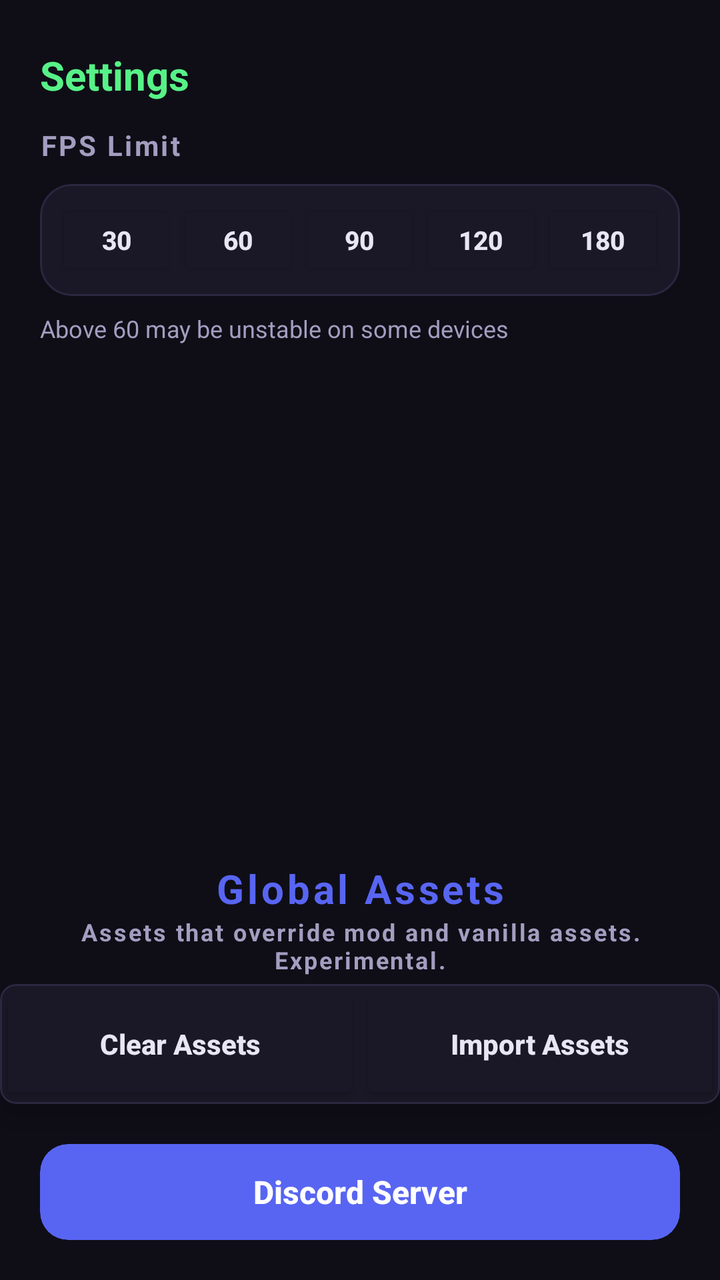
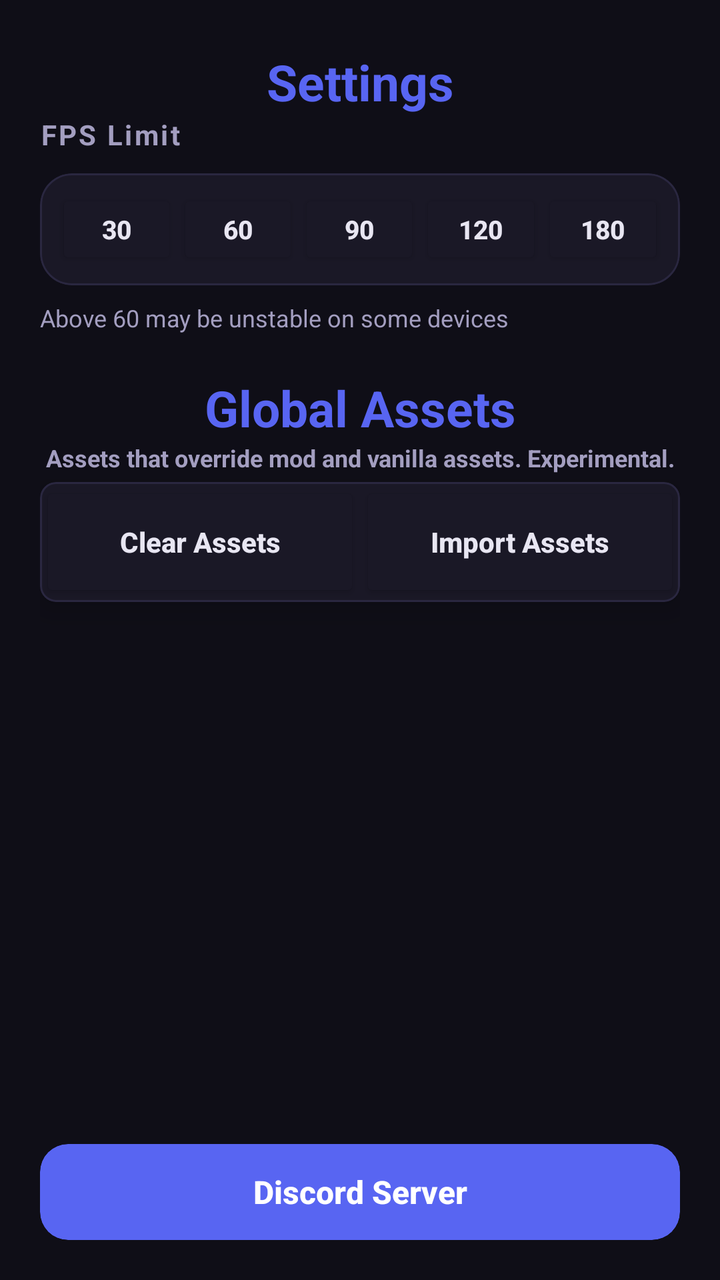

The first picture is an Android layout as it rendered before a commit; the second is the same layout after the commit. The layout source and the unified diff follow.
<!-- AndroidManifest.xml: application theme Theme.Launcher -->
<!-- res/layout/fragment_settings.xml -->
<?xml version="1.0" encoding="utf-8"?>
<LinearLayout xmlns:android="http://schemas.android.com/apk/res/android"
	xmlns:app="http://schemas.android.com/apk/res-auto"
	android:id="@+id/root"
	android:layout_width="match_parent"
	android:layout_height="match_parent"
	android:background="@color/bg"
	android:orientation="vertical"
	android:paddingTop="24dp">

	<TextView
		android:id="@+id/title"
		android:layout_width="match_parent"
		android:layout_height="wrap_content"
		android:paddingHorizontal="20dp"
		android:paddingBottom="12dp"
		android:text="Settings"
		android:textColor="@color/accent_green"
		android:textSize="20sp"
		android:textStyle="bold" />

	<ScrollView
		android:layout_width="match_parent"
		android:layout_height="0dp"
		android:layout_weight="1"
		android:clipToPadding="false"
		android:fillViewport="true">

		<LinearLayout
			android:layout_width="match_parent"
			android:layout_height="wrap_content"
			android:orientation="vertical"
			android:paddingHorizontal="20dp"
			android:paddingBottom="24dp">

			<TextView
				android:id="@+id/label_fps"
				android:layout_width="match_parent"
				android:layout_height="wrap_content"
				android:letterSpacing="0.08"
				android:text="FPS Limit"
				android:textColor="@color/text_dim"
				android:textSize="14sp"
				android:textStyle="bold" />

			<com.google.android.material.card.MaterialCardView
				android:layout_width="match_parent"
				android:layout_height="wrap_content"
				android:layout_marginTop="10dp"
				app:cardBackgroundColor="@color/card"
				app:cardCornerRadius="16dp"
				app:cardElevation="0dp"
				app:strokeColor="@color/border"
				app:strokeWidth="1dp">

				<LinearLayout
					android:id="@+id/fps_group"
					android:layout_width="match_parent"
					android:layout_height="wrap_content"
					android:orientation="horizontal"
					android:padding="8dp">

					<Button
						android:id="@+id/fps_30"
						android:layout_width="0dp"
						android:layout_height="40dp"
						android:layout_weight="1"
						android:backgroundTint="@color/card"
						android:gravity="center"
						android:insetTop="0dp"
						android:insetBottom="0dp"
						android:minWidth="0dp"
						android:padding="0dp"
						android:text="30"
						android:textColor="@color/text_main"
						android:textSize="13sp"
						android:textStyle="bold" />

					<Button
						android:id="@+id/fps_60"
						android:layout_width="0dp"
						android:layout_height="40dp"
						android:layout_weight="1"
						android:backgroundTint="@color/card"
						android:gravity="center"
						android:insetTop="0dp"
						android:insetBottom="0dp"
						android:minWidth="0dp"
						android:padding="0dp"
						android:text="60"
						android:textColor="@color/text_main"
						android:textSize="13sp"
						android:textStyle="bold" />

					<Button
						android:id="@+id/fps_90"
						android:layout_width="0dp"
						android:layout_height="40dp"
						android:layout_weight="1"
						android:backgroundTint="@color/card"
						android:gravity="center"
						android:insetTop="0dp"
						android:insetBottom="0dp"
						android:minWidth="0dp"
						android:padding="0dp"
						android:text="90"
						android:textColor="@color/text_main"
						android:textSize="13sp"
						android:textStyle="bold" />

					<Button
						android:id="@+id/fps_120"
						android:layout_width="0dp"
						android:layout_height="40dp"
						android:layout_weight="1"
						android:backgroundTint="@color/card"
						android:gravity="center"
						android:insetTop="0dp"
						android:insetBottom="0dp"
						android:minWidth="0dp"
						android:padding="0dp"
						android:text="120"
						android:textColor="@color/text_main"
						android:textSize="13sp"
						android:textStyle="bold" />

					<Button
						android:id="@+id/fps_180"
						android:layout_width="0dp"
						android:layout_height="40dp"
						android:layout_weight="1"
						android:backgroundTint="@color/card"
						android:gravity="center"
						android:insetTop="0dp"
						android:insetBottom="0dp"
						android:minWidth="0dp"
						android:padding="0dp"
						android:text="180"
						android:textColor="@color/text_main"
						android:textSize="13sp"
						android:textStyle="bold" />
				</LinearLayout>
			</com.google.android.material.card.MaterialCardView>

			<TextView
				android:id="@+id/fps_hint"
				android:layout_width="match_parent"
				android:layout_height="wrap_content"
				android:paddingTop="8dp"
				android:text="Above 60 may be unstable on some devices"
				android:textColor="@color/text_dim"
				android:textSize="12sp" />

		</LinearLayout>
	</ScrollView>

	<TextView
		android:id="@+id/ga_title"
		android:layout_width="match_parent"
		android:layout_height="wrap_content"
		android:letterSpacing="0.08"
		android:text="Global Assets"
		android:gravity="center"
		android:textColor="@color/accent_blue"
		android:textSize="20sp"
		android:textStyle="bold" />

	<TextView
		android:id="@+id/ga_desc"
		android:layout_width="match_parent"
		android:layout_height="wrap_content"
		android:letterSpacing="0.08"
		android:gravity="center"
		android:text="Assets that override mod and vanilla assets. Experimental."
		android:textColor="@color/text_dim"
		android:textSize="12sp"
		android:textStyle="bold" />

	<com.google.android.material.card.MaterialCardView
		android:layout_width="match_parent"
		android:layout_height="wrap_content"
		android:orientation="vertical"
		android:layout_marginTop="4dp"
		android:layout_marginBottom="20sp"
		app:cardBackgroundColor="@color/card"
		app:cardCornerRadius="8dp"
		app:cardElevation="8dp"
		app:strokeColor="@color/border"
		app:strokeWidth="1dp">

		<LinearLayout
			android:id="@+id/global_assets"
			android:layout_width="match_parent"
			android:layout_height="wrap_content"
			android:paddingHorizontal="120sp"
			android:padding="0dp">

			<Button
				android:id="@+id/ga_clear"
				android:layout_width="0dp"
				android:layout_height="60sp"
				android:layout_marginTop="0sp"
				android:layout_weight="1"
				android:backgroundTint="@color/card"
				android:gravity="center"
				android:insetTop="0dp"
				android:insetBottom="0dp"
				android:minWidth="0dp"
				android:padding="0dp"
				android:text="Clear Assets"
				android:textAllCaps="false"
				android:textColor="@color/text_main"
				android:textSize="14sp"
				android:textStyle="bold" />

			<Button
				android:id="@+id/ga_import"
				android:layout_width="0dp"
				android:layout_height="60sp"
				android:layout_weight="1"
				android:height="50sp"
				android:backgroundTint="@color/card"
				android:gravity="center"
				android:insetTop="0dp"
				android:insetBottom="0dp"
				android:padding="0dp"
				android:text="Import Assets"
				android:textAllCaps="false"
				android:textColor="@color/text_main"
				android:textSize="14sp"
				android:textStyle="bold" />
		</LinearLayout>
	</com.google.android.material.card.MaterialCardView>


	<com.google.android.material.card.MaterialCardView
		android:layout_width="match_parent"
		android:layout_height="wrap_content"
		android:layout_marginHorizontal="20dp"
		android:layout_marginBottom="20dp"
		app:cardBackgroundColor="#5865F2"
		app:cardCornerRadius="14dp"
		app:cardElevation="0dp">

		<Button
			android:id="@+id/discordbtn"
			android:layout_width="match_parent"
			android:layout_height="match_parent"
			android:background="@android:color/transparent"
			android:text="Discord Server"
			android:textAllCaps="false"
			android:textColor="#FFFFFF"
			android:textSize="16sp"
			android:textStyle="bold" />
	</com.google.android.material.card.MaterialCardView>
</LinearLayout>
<!-- resources referenced by this layout -->
<resources>
  <color name="accent_blue">#FF5865F2</color>
  <color name="accent_green">#FF57F287</color>
  <color name="bg">#FF0F0E17</color>
  <color name="border">#FF2A2740</color>
  <color name="card">#FF1A1826</color>
  <color name="text_dim">#FFA39EC0</color>
  <color name="text_main">#FFE8E6F2</color>
  <style name="Theme.Launcher" parent="Theme.MaterialComponents.DayNight.DarkActionBar">
          
          <item name="colorPrimary">@color/purple_500</item>
          <item name="colorPrimaryVariant">@color/purple_700</item>
          <item name="colorOnPrimary">@color/white</item>
          
          <item name="colorSecondary">@color/teal_200</item>
          <item name="colorSecondaryVariant">@color/teal_700</item>
          <item name="colorOnSecondary">@color/black</item>
          
          <item name="android:statusBarColor">?attr/colorPrimaryVariant</item>
          
      </style>
  <color name="purple_500">#FF6200EE</color>
  <color name="purple_700">#FF3700B3</color>
  <color name="white">#FFFFFFFF</color>
  <color name="teal_200">#FF03DAC5</color>
  <color name="teal_700">#FF018786</color>
  <color name="black">#FF000000</color>
</resources>

<!-- the commit's change to res/layout/fragment_settings.xml (unified diff, before → after) -->
@@ -9,14 +9,13 @@
 	android:paddingTop="24dp">
 
 	<TextView
-		android:id="@+id/title"
+		android:id="@+id/settings"
 		android:layout_width="match_parent"
 		android:layout_height="wrap_content"
-		android:paddingHorizontal="20dp"
-		android:paddingBottom="12dp"
 		android:text="Settings"
-		android:textColor="@color/accent_green"
-		android:textSize="20sp"
+		android:gravity="center"
+		android:textColor="@color/accent_blue"
+		android:textSize="25sp"
 		android:textStyle="bold" />
 
 	<ScrollView
@@ -151,87 +150,113 @@
 				android:textColor="@color/text_dim"
 				android:textSize="12sp" />
 
+
+			<Space
+				android:layout_width="wrap_content"
+				android:layout_height="20dp" />
+			
+
+
+
+
+
+
+
+
+
+
+
+
+
+
+
+
+
+
+
+
+
+
+
+			<TextView
+				android:id="@+id/ga_title"
+				android:layout_width="match_parent"
+				android:layout_height="wrap_content"
+				android:text="Global Assets"
+				android:gravity="center"
+				android:textColor="@color/accent_blue"
+				android:textSize="25sp"
+				android:textStyle="bold" />
+
+			<TextView
+				android:id="@+id/ga_desc"
+				android:layout_width="match_parent"
+				android:layout_height="wrap_content"
+				android:gravity="center"
+				android:text="Assets that override mod and vanilla assets. Experimental."
+				android:textColor="@color/text_dim"
+				android:textSize="12sp"
+				android:textStyle="bold" />
+
+			<com.google.android.material.card.MaterialCardView
+				android:layout_width="match_parent"
+				android:layout_height="wrap_content"
+				android:orientation="vertical"
+				android:layout_marginTop="4dp"
+				android:layout_marginBottom="20sp"
+				app:cardBackgroundColor="@color/card"
+				app:cardCornerRadius="8dp"
+				app:cardElevation="8dp"
+				app:strokeColor="@color/border"
+				app:strokeWidth="1dp">
+
+				<LinearLayout
+					android:id="@+id/global_assets"
+					android:layout_width="match_parent"
+					android:layout_height="wrap_content"
+					android:paddingHorizontal="120sp"
+					android:padding="0dp">
+
+					<Button
+						android:id="@+id/ga_clear"
+						android:layout_width="0dp"
+						android:layout_height="60sp"
+						android:layout_marginTop="0sp"
+						android:layout_weight="1"
+						android:backgroundTint="@color/card"
+						android:gravity="center"
+						android:insetTop="0dp"
+						android:insetBottom="0dp"
+						android:minWidth="0dp"
+						android:padding="0dp"
+						android:text="Clear Assets"
+						android:textAllCaps="false"
+						android:textColor="@color/text_main"
+						android:textSize="14sp"
+						android:textStyle="bold" />
+
+					<Button
+						android:id="@+id/ga_import"
+						android:layout_width="0dp"
+						android:layout_height="60sp"
+						android:layout_weight="1"
+						android:height="50sp"
+						android:backgroundTint="@color/card"
+						android:gravity="center"
+						android:insetTop="0dp"
+						android:insetBottom="0dp"
+						android:padding="0dp"
+						android:text="Import Assets"
+						android:textAllCaps="false"
+						android:textColor="@color/text_main"
+						android:textSize="14sp"
+						android:textStyle="bold" />
+				</LinearLayout>
+			</com.google.android.material.card.MaterialCardView>
+
 		</LinearLayout>
+
 	</ScrollView>
-
-	<TextView
-		android:id="@+id/ga_title"
-		android:layout_width="match_parent"
-		android:layout_height="wrap_content"
-		android:letterSpacing="0.08"
-		android:text="Global Assets"
-		android:gravity="center"
-		android:textColor="@color/accent_blue"
-		android:textSize="20sp"
-		android:textStyle="bold" />
-
-	<TextView
-		android:id="@+id/ga_desc"
-		android:layout_width="match_parent"
-		android:layout_height="wrap_content"
-		android:letterSpacing="0.08"
-		android:gravity="center"
-		android:text="Assets that override mod and vanilla assets. Experimental."
-		android:textColor="@color/text_dim"
-		android:textSize="12sp"
-		android:textStyle="bold" />
-
-	<com.google.android.material.card.MaterialCardView
-		android:layout_width="match_parent"
-		android:layout_height="wrap_content"
-		android:orientation="vertical"
-		android:layout_marginTop="4dp"
-		android:layout_marginBottom="20sp"
-		app:cardBackgroundColor="@color/card"
-		app:cardCornerRadius="8dp"
-		app:cardElevation="8dp"
-		app:strokeColor="@color/border"
-		app:strokeWidth="1dp">
-
-		<LinearLayout
-			android:id="@+id/global_assets"
-			android:layout_width="match_parent"
-			android:layout_height="wrap_content"
-			android:paddingHorizontal="120sp"
-			android:padding="0dp">
-
-			<Button
-				android:id="@+id/ga_clear"
-				android:layout_width="0dp"
-				android:layout_height="60sp"
-				android:layout_marginTop="0sp"
-				android:layout_weight="1"
-				android:backgroundTint="@color/card"
-				android:gravity="center"
-				android:insetTop="0dp"
-				android:insetBottom="0dp"
-				android:minWidth="0dp"
-				android:padding="0dp"
-				android:text="Clear Assets"
-				android:textAllCaps="false"
-				android:textColor="@color/text_main"
-				android:textSize="14sp"
-				android:textStyle="bold" />
-
-			<Button
-				android:id="@+id/ga_import"
-				android:layout_width="0dp"
-				android:layout_height="60sp"
-				android:layout_weight="1"
-				android:height="50sp"
-				android:backgroundTint="@color/card"
-				android:gravity="center"
-				android:insetTop="0dp"
-				android:insetBottom="0dp"
-				android:padding="0dp"
-				android:text="Import Assets"
-				android:textAllCaps="false"
-				android:textColor="@color/text_main"
-				android:textSize="14sp"
-				android:textStyle="bold" />
-		</LinearLayout>
-	</com.google.android.material.card.MaterialCardView>
-
 
 	<com.google.android.material.card.MaterialCardView
 		android:layout_width="match_parent"
<!-- resource entries referenced after the edit -->
@@ -1,7 +1,6 @@
 <!-- resources referenced by this layout -->
 <resources>
   <color name="accent_blue">#FF5865F2</color>
-  <color name="accent_green">#FF57F287</color>
   <color name="bg">#FF0F0E17</color>
   <color name="border">#FF2A2740</color>
   <color name="card">#FF1A1826</color>
